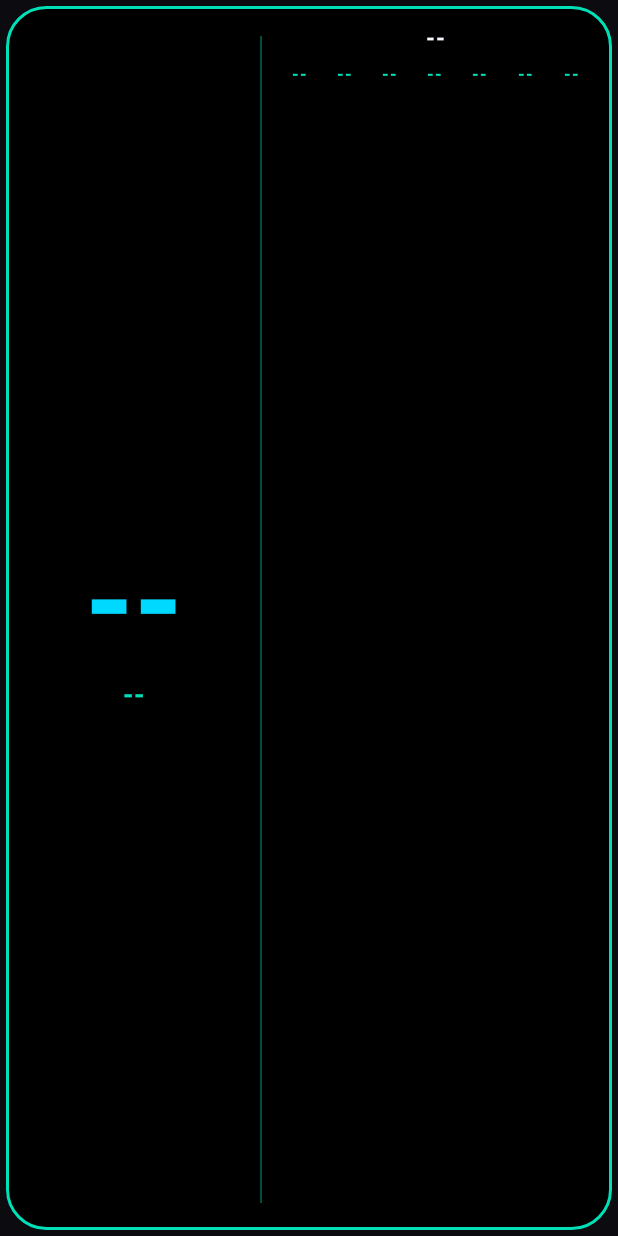
After one commit to ned777/today-widget, an Android app: the layout widget_today_calendar.xml on its own in the app's theme, with its tools: preview values and no code run, on a phone screen of 412 x 824 dp. The commit adds this screen. Run offline under Robolectric (Android 15) with nearby library versions, the phone set to English and light mode, and no system bars.

Commit message:
Add a 4x2 Today + Calendar widget
Today Clock and Today Calendar side by side: the zero-padded day number with
the full weekday under it on the left (weekday text sized so it's exactly as
wide as the number, whatever its length), the month grid on the right, with
a thin teal divider. MonthWidgetProvider.bindMonth() now fills the grid for
both widgets, and DateChangeReceiver repaints the new one at midnight too.

```diff
--- a/app/src/main/java/com/todaywidget/app/DateChangeReceiver.kt
+++ b/app/src/main/java/com/todaywidget/app/DateChangeReceiver.kt
@@ -11,7 +11,7 @@ import android.content.Intent
  * broadcasts: the calendar day rolling over at midnight, the user manually
  * changing the clock, and the timezone changing (e.g. after landing from a
  * flight). Any of those means "today" may now be a different date than what
- * both widgets last drew, so we repaint them right away — this is what keeps
+ * the widgets last drew, so we repaint them right away — this is what keeps
  * them honest instead of silently freezing on a stale date between the rare
  * 30-minute safety-net ticks in date_widget_info.xml / month_widget_info.xml.
  */
@@ -19,5 +19,6 @@ class DateChangeReceiver : BroadcastReceiver() {
     override fun onReceive(context: Context, intent: Intent) {
         DateWidgetProvider.updateAll(context)
         MonthWidgetProvider.updateAll(context)
+        TodayCalendarWidgetProvider.updateAll(context)
     }
 }
--- a/app/src/main/java/com/todaywidget/app/DateWidgetProvider.kt
+++ b/app/src/main/java/com/todaywidget/app/DateWidgetProvider.kt
@@ -85,7 +85,7 @@ class DateWidgetProvider : AppWidgetProvider() {
         // correctly between different physical devices. Font-scale (the
         // separate, deliberate accessibility text-size setting) still applies
         // on top of that stable density.
-        private fun stableMetrics(context: Context): DisplayMetrics {
+        internal fun stableMetrics(context: Context): DisplayMetrics {
             val stableDensity = DisplayMetrics.DENSITY_DEVICE_STABLE / DisplayMetrics.DENSITY_DEFAULT.toFloat()
             val fontScale = context.resources.configuration.fontScale
             return DisplayMetrics().apply {
--- /dev/null
+++ b/app/src/main/res/layout/widget_today_calendar.xml
@@ -0,0 +1,153 @@
+<?xml version="1.0" encoding="utf-8"?>
+<!--
+  The 4x2 "Today + Calendar" widget: the Today Clock and the month grid side
+  by side. Left: today's day number (cyan) with the full weekday under it
+  (teal), the weekday's text size computed in code so it's exactly as wide as
+  the number (see TodayCalendarWidgetProvider). Right: the same month grid as
+  the Today Calendar widget, using the same view ids so
+  MonthWidgetProvider.bindMonth() fills both widgets with one piece of code.
+-->
+<LinearLayout xmlns:android="http://schemas.android.com/apk/res/android"
+    android:id="@+id/comboWidgetRoot"
+    android:layout_width="match_parent"
+    android:layout_height="match_parent"
+    android:orientation="horizontal"
+    android:baselineAligned="false"
+    android:background="@drawable/widget_outline_background_r26_inset"
+    android:paddingTop="14dp"
+    android:paddingBottom="12dp"
+    android:paddingStart="12dp"
+    android:paddingEnd="16dp">
+
+    <!-- LEFT: day number + full weekday, centered in its half. -->
+    <LinearLayout
+        android:layout_width="0dp"
+        android:layout_height="match_parent"
+        android:layout_weight="0.85"
+        android:orientation="vertical"
+        android:gravity="center">
+
+        <TextView
+            android:id="@+id/comboDayText"
+            android:layout_width="wrap_content"
+            android:layout_height="wrap_content"
+            android:includeFontPadding="false"
+            android:textColor="@color/retro_cyan"
+            android:textSize="84sp"
+            android:textStyle="bold"
+            android:text="--" />
+
+        <TextView
+            android:id="@+id/comboWeekdayText"
+            android:layout_width="wrap_content"
+            android:layout_height="wrap_content"
+            android:layout_marginTop="2dp"
+            android:includeFontPadding="false"
+            android:textColor="@color/retro_teal"
+            android:textSize="18sp"
+            android:textStyle="bold"
+            android:letterSpacing="0.04"
+            android:singleLine="true"
+            android:text="--" />
+    </LinearLayout>
+
+    <!-- Thin teal divider between the two halves. -->
+    <TextView
+        android:layout_width="1dp"
+        android:layout_height="match_parent"
+        android:layout_marginTop="10dp"
+        android:layout_marginBottom="10dp"
+        android:layout_marginStart="6dp"
+        android:layout_marginEnd="10dp"
+        android:background="@color/retro_teal_dim" />
+
+    <!-- RIGHT: the month grid (same ids as widget_month.xml). -->
+    <LinearLayout
+        android:layout_width="0dp"
+        android:layout_height="match_parent"
+        android:layout_weight="1.15"
+        android:orientation="vertical">
+
+            <TextView
+                android:id="@+id/monthTitleText"
+                android:layout_width="match_parent"
+                android:layout_height="wrap_content"
+                android:gravity="center"
+                android:textColor="@color/retro_white"
+                android:textStyle="bold"
+                android:textSize="15sp"
+                android:letterSpacing="0.04"
+                android:layout_marginBottom="6dp"
+                android:text="--" />
+
+            <LinearLayout
+                android:layout_width="match_parent"
+                android:layout_height="wrap_content"
+                android:orientation="horizontal"
+                android:layout_marginBottom="2dp">
+                <TextView android:id="@+id/header_0" android:layout_width="0dp" android:layout_height="wrap_content" android:layout_weight="1" android:gravity="center" android:textColor="@color/retro_teal" android:textStyle="bold" android:textSize="11sp" android:letterSpacing="0.05" android:text="--" />
+                <TextView android:id="@+id/header_1" android:layout_width="0dp" android:layout_height="wrap_content" android:layout_weight="1" android:gravity="center" android:textColor="@color/retro_teal" android:textStyle="bold" android:textSize="11sp" android:letterSpacing="0.05" android:text="--" />
+                <TextView android:id="@+id/header_2" android:layout_width="0dp" android:layout_height="wrap_content" android:layout_weight="1" android:gravity="center" android:textColor="@color/retro_teal" android:textStyle="bold" android:textSize="11sp" android:letterSpacing="0.05" android:text="--" />
+                <TextView android:id="@+id/header_3" android:layout_width="0dp" android:layout_height="wrap_content" android:layout_weight="1" android:gravity="center" android:textColor="@color/retro_teal" android:textStyle="bold" android:textSize="11sp" android:letterSpacing="0.05" android:text="--" />
+                <TextView android:id="@+id/header_4" android:layout_width="0dp" android:layout_height="wrap_content" android:layout_weight="1" android:gravity="center" android:textColor="@color/retro_teal" android:textStyle="bold" android:textSize="11sp" android:letterSpacing="0.05" android:text="--" />
+                <TextView android:id="@+id/header_5" android:layout_width="0dp" android:layout_height="wrap_content" android:layout_weight="1" android:gravity="center" android:textColor="@color/retro_teal" android:textStyle="bold" android:textSize="11sp" android:letterSpacing="0.05" android:text="--" />
+                <TextView android:id="@+id/header_6" android:layout_width="0dp" android:layout_height="wrap_content" android:layout_weight="1" android:gravity="center" android:textColor="@color/retro_teal" android:textStyle="bold" android:textSize="11sp" android:letterSpacing="0.05" android:text="--" />
+            </LinearLayout>
+
+            <LinearLayout android:layout_width="match_parent" android:layout_height="0dp" android:layout_weight="1" android:orientation="horizontal">
+                <TextView android:id="@+id/cell_0_0" android:layout_width="0dp" android:layout_height="match_parent" android:layout_weight="1" android:gravity="center" android:textColor="@color/retro_white" android:textSize="13sp" android:text="" />
+                <TextView android:id="@+id/cell_0_1" android:layout_width="0dp" android:layout_height="match_parent" android:layout_weight="1" android:gravity="center" android:textColor="@color/retro_white" android:textSize="13sp" android:text="" />
+                <TextView android:id="@+id/cell_0_2" android:layout_width="0dp" android:layout_height="match_parent" android:layout_weight="1" android:gravity="center" android:textColor="@color/retro_white" android:textSize="13sp" android:text="" />
+                <TextView android:id="@+id/cell_0_3" android:layout_width="0dp" android:layout_height="match_parent" android:layout_weight="1" android:gravity="center" android:textColor="@color/retro_white" android:textSize="13sp" android:text="" />
+                <TextView android:id="@+id/cell_0_4" android:layout_width="0dp" android:layout_height="match_parent" android:layout_weight="1" android:gravity="center" android:textColor="@color/retro_white" android:textSize="13sp" android:text="" />
+                <TextView android:id="@+id/cell_0_5" android:layout_width="0dp" android:layout_height="match_parent" android:layout_weight="1" android:gravity="center" android:textColor="@color/retro_white" android:textSize="13sp" android:text="" />
+                <TextView android:id="@+id/cell_0_6" android:layout_width="0dp" android:layout_height="match_parent" android:layout_weight="1" android:gravity="center" android:textColor="@color/retro_white" android:textSize="13sp" android:text="" />
+            </LinearLayout>
+            <LinearLayout android:layout_width="match_parent" android:layout_height="0dp" android:layout_weight="1" android:orientation="horizontal">
+                <TextView android:id="@+id/cell_1_0" android:layout_width="0dp" android:layout_height="match_parent" android:layout_weight="1" android:gravity="center" android:textColor="@color/retro_white" android:textSize="13sp" android:text="" />
+                <TextView android:id="@+id/cell_1_1" android:layout_width="0dp" android:layout_height="match_parent" android:layout_weight="1" android:gravity="center" android:textColor="@color/retro_white" android:textSize="13sp" android:text="" />
+                <TextView android:id="@+id/cell_1_2" android:layout_width="0dp" android:layout_height="match_parent" android:layout_weight="1" android:gravity="center" android:textColor="@color/retro_white" android:textSize="13sp" android:text="" />
+                <TextView android:id="@+id/cell_1_3" android:layout_width="0dp" android:layout_height="match_parent" android:layout_weight="1" android:gravity="center" android:textColor="@color/retro_white" android:textSize="13sp" android:text="" />
+                <TextView android:id="@+id/cell_1_4" android:layout_width="0dp" android:layout_height="match_parent" android:layout_weight="1" android:gravity="center" android:textColor="@color/retro_white" android:textSize="13sp" android:text="" />
+                <TextView android:id="@+id/cell_1_5" android:layout_width="0dp" android:layout_height="match_parent" android:layout_weight="1" android:gravity="center" android:textColor="@color/retro_white" android:textSize="13sp" android:text="" />
+                <TextView android:id="@+id/cell_1_6" android:layout_width="0dp" android:layout_height="match_parent" android:layout_weight="1" android:gravity="center" android:textColor="@color/retro_white" android:textSize="13sp" android:text="" />
+            </LinearLayout>
+            <LinearLayout android:layout_width="match_parent" android:layout_height="0dp" android:layout_weight="1" android:orientation="horizontal">
+                <TextView android:id="@+id/cell_2_0" android:layout_width="0dp" android:layout_height="match_parent" android:layout_weight="1" android:gravity="center" android:textColor="@color/retro_white" android:textSize="13sp" android:text="" />
+                <TextView android:id="@+id/cell_2_1" android:layout_width="0dp" android:layout_height="match_parent" android:layout_weight="1" android:gravity="center" android:textColor="@color/retro_white" android:textSize="13sp" android:text="" />
+                <TextView android:id="@+id/cell_2_2" android:layout_width="0dp" android:layout_height="match_parent" android:layout_weight="1" android:gravity="center" android:textColor="@color/retro_white" android:textSize="13sp" android:text="" />
+                <TextView android:id="@+id/cell_2_3" android:layout_width="0dp" android:layout_height="match_parent" android:layout_weight="1" android:gravity="center" android:textColor="@color/retro_white" android:textSize="13sp" android:text="" />
+                <TextView android:id="@+id/cell_2_4" android:layout_width="0dp" android:layout_height="match_parent" android:layout_weight="1" android:gravity="center" android:textColor="@color/retro_white" android:textSize="13sp" android:text="" />
+                <TextView android:id="@+id/cell_2_5" android:layout_width="0dp" android:layout_height="match_parent" android:layout_weight="1" android:gravity="center" android:textColor="@color/retro_white" android:textSize="13sp" android:text="" />
+                <TextView android:id="@+id/cell_2_6" android:layout_width="0dp" android:layout_height="match_parent" android:layout_weight="1" android:gravity="center" android:textColor="@color/retro_white" android:textSize="13sp" android:text="" />
+            </LinearLayout>
+            <LinearLayout android:layout_width="match_parent" android:layout_height="0dp" android:layout_weight="1" android:orientation="horizontal">
+                <TextView android:id="@+id/cell_3_0" android:layout_width="0dp" android:layout_height="match_parent" android:layout_weight="1" android:gravity="center" android:textColor="@color/retro_white" android:textSize="13sp" android:text="" />
+                <TextView android:id="@+id/cell_3_1" android:layout_width="0dp" android:layout_height="match_parent" android:layout_weight="1" android:gravity="center" android:textColor="@color/retro_white" android:textSize="13sp" android:text="" />
+                <TextView android:id="@+id/cell_3_2" android:layout_width="0dp" android:layout_height="match_parent" android:layout_weight="1" android:gravity="center" android:textColor="@color/retro_white" android:textSize="13sp" android:text="" />
+                <TextView android:id="@+id/cell_3_3" android:layout_width="0dp" android:layout_height="match_parent" android:layout_weight="1" android:gravity="center" android:textColor="@color/retro_white" android:textSize="13sp" android:text="" />
+                <TextView android:id="@+id/cell_3_4" android:layout_width="0dp" android:layout_height="match_parent" android:layout_weight="1" android:gravity="center" android:textColor="@color/retro_white" android:textSize="13sp" android:text="" />
+                <TextView android:id="@+id/cell_3_5" android:layout_width="0dp" android:layout_height="match_parent" android:layout_weight="1" android:gravity="center" android:textColor="@color/retro_white" android:textSize="13sp" android:text="" />
+                <TextView android:id="@+id/cell_3_6" android:layout_width="0dp" android:layout_height="match_parent" android:layout_weight="1" android:gravity="center" android:textColor="@color/retro_white" android:textSize="13sp" android:text="" />
+            </LinearLayout>
+            <LinearLayout android:layout_width="match_parent" android:layout_height="0dp" android:layout_weight="1" android:orientation="horizontal">
+                <TextView android:id="@+id/cell_4_0" android:layout_width="0dp" android:layout_height="match_parent" android:layout_weight="1" android:gravity="center" android:textColor="@color/retro_white" android:textSize="13sp" android:text="" />
+                <TextView android:id="@+id/cell_4_1" android:layout_width="0dp" android:layout_height="match_parent" android:layout_weight="1" android:gravity="center" android:textColor="@color/retro_white" android:textSize="13sp" android:text="" />
+                <TextView android:id="@+id/cell_4_2" android:layout_width="0dp" android:layout_height="match_parent" android:layout_weight="1" android:gravity="center" android:textColor="@color/retro_white" android:textSize="13sp" android:text="" />
+                <TextView android:id="@+id/cell_4_3" android:layout_width="0dp" android:layout_height="match_parent" android:layout_weight="1" android:gravity="center" android:textColor="@color/retro_white" android:textSize="13sp" android:text="" />
+                <TextView android:id="@+id/cell_4_4" android:layout_width="0dp" android:layout_height="match_parent" android:layout_weight="1" android:gravity="center" android:textColor="@color/retro_white" android:textSize="13sp" android:text="" />
+                <TextView android:id="@+id/cell_4_5" android:layout_width="0dp" android:layout_height="match_parent" android:layout_weight="1" android:gravity="center" android:textColor="@color/retro_white" android:textSize="13sp" android:text="" />
+                <TextView android:id="@+id/cell_4_6" android:layout_width="0dp" android:layout_height="match_parent" android:layout_weight="1" android:gravity="center" android:textColor="@color/retro_white" android:textSize="13sp" android:text="" />
+            </LinearLayout>
+            <LinearLayout android:layout_width="match_parent" android:layout_height="0dp" android:layout_weight="1" android:orientation="horizontal">
+                <TextView android:id="@+id/cell_5_0" android:layout_width="0dp" android:layout_height="match_parent" android:layout_weight="1" android:gravity="center" android:textColor="@color/retro_white" android:textSize="13sp" android:text="" />
+                <TextView android:id="@+id/cell_5_1" android:layout_width="0dp" android:layout_height="match_parent" android:layout_weight="1" android:gravity="center" android:textColor="@color/retro_white" android:textSize="13sp" android:text="" />
+                <TextView android:id="@+id/cell_5_2" android:layout_width="0dp" android:layout_height="match_parent" android:layout_weight="1" android:gravity="center" android:textColor="@color/retro_white" android:textSize="13sp" android:text="" />
+                <TextView android:id="@+id/cell_5_3" android:layout_width="0dp" android:layout_height="match_parent" android:layout_weight="1" android:gravity="center" android:textColor="@color/retro_white" android:textSize="13sp" android:text="" />
+                <TextView android:id="@+id/cell_5_4" android:layout_width="0dp" android:layout_height="match_parent" android:layout_weight="1" android:gravity="center" android:textColor="@color/retro_white" android:textSize="13sp" android:text="" />
+                <TextView android:id="@+id/cell_5_5" android:layout_width="0dp" android:layout_height="match_parent" android:layout_weight="1" android:gravity="center" android:textColor="@color/retro_white" android:textSize="13sp" android:text="" />
+                <TextView android:id="@+id/cell_5_6" android:layout_width="0dp" android:layout_height="match_parent" android:layout_weight="1" android:gravity="center" android:textColor="@color/retro_white" android:textSize="13sp" android:text="" />
+            </LinearLayout>
+    </LinearLayout>
+
+</LinearLayout>
--- a/app/src/main/res/values/colors.xml
+++ b/app/src/main/res/values/colors.xml
@@ -14,6 +14,8 @@
     <color name="retro_yellow">#FFD400</color>
     <color name="retro_cyan">#00D9FF</color>
     <color name="retro_teal">#00E0B8</color>
+    <!-- 35% teal: the divider between the two halves of the 4x2 Today + Calendar widget. -->
+    <color name="retro_teal_dim">#5900E0B8</color>
     <color name="retro_white">#F5F5FF</color>
     <color name="retro_white_dim">#8C8C99</color>
 </resources>
--- a/app/src/main/res/values/strings.xml
+++ b/app/src/main/res/values/strings.xml
@@ -6,4 +6,5 @@
     <!-- Shown as each widget's own name in the OS's "add a widget" picker. -->
     <string name="widget_label_date">Today Clock</string>
     <string name="widget_label_month">Today Calendar</string>
+    <string name="widget_label_combo">Today + Calendar</string>
 </resources>
```
Also changed, not shown: app/src/main/AndroidManifest.xml (+14 -1 lines), app/src/main/java/com/todaywidget/app/MonthWidgetProvider.kt (+21 -12 lines), app/src/main/java/com/todaywidget/app/TodayCalendarWidgetProvider.kt (added, +94 -0 lines), app/src/main/res/xml/today_calendar_widget_info.xml (added, +19 -0 lines).
